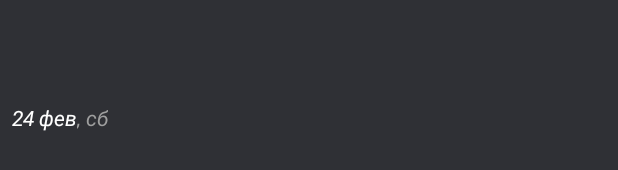
After one commit to vorahkaz0namor/TicketsOffers, an Android app: the layout flight_date.xml on its own in the app's theme, with its tools: preview values and no code run, on a phone screen of 412 x 824 dp. The commit adds this screen. Shown: the part 500-670 px from the top of the screen. Run offline under Robolectric (Android 15) with nearby library versions, the phone set to English and light mode, and no system bars.

Commit message:
Step R.017 - Was implemented comeback date presentation.

```diff
--- a/presentation/src/main/java/com/example/presentation/viewmodel/TicketsViewModel.kt
+++ b/presentation/src/main/java/com/example/presentation/viewmodel/TicketsViewModel.kt
@@ -97,6 +97,10 @@ class TicketsViewModel @Inject constructor(
         _dates.update { it.copy(comeback = dateTime) }
     }
 
+    fun clearFlightDates() {
+        _dates.update { Dates() }
+    }
+
     fun sheetIsShown() {
         _sheetIsShown.update { true }
     }
--- /dev/null
+++ b/presentation/src/main/res/layout/flight_date.xml
@@ -0,0 +1,27 @@
+<?xml version="1.0" encoding="utf-8"?>
+<LinearLayout xmlns:android="http://schemas.android.com/apk/res/android"
+    xmlns:tools="http://schemas.android.com/tools"
+    android:layout_width="match_parent"
+    android:layout_height="match_parent"
+    android:orientation="horizontal"
+    android:paddingHorizontal="@dimen/eight_dp"
+    android:layout_gravity="center"
+    tools:background="@color/color_2f3035"
+    >
+
+    <TextView
+        android:id="@+id/date"
+        android:layout_width="wrap_content"
+        android:layout_height="wrap_content"
+        style="@style/Widget.AppTheme.TextOnDetailCard"
+        tools:text="@string/takeoff_date_example" />
+
+    <TextView
+        android:id="@+id/week_day"
+        android:layout_width="wrap_content"
+        android:layout_height="wrap_content"
+        style="@style/Widget.AppTheme.TextOnDetailCard"
+        android:textColor="@color/color_9f9f9f"
+        tools:text="@string/takeoff_week_day_example" />
+
+</LinearLayout>
--- a/presentation/src/main/res/values/strings.xml
+++ b/presentation/src/main/res/values/strings.xml
@@ -9,8 +9,8 @@
     <string name="funny_title">Музыкально отлететь</string>
     <string name="point_image">Point image</string>
     <string name="flight_icon">Flight icon</string>
-    <!-- TODO: Remove or change this placeholder text -->
-    <string name="hello_blank_fragment">Hello blank fragment</string>
+    <string name="select_takeoff_date">Выберите дату вылета</string>
+    <string name="select_comeback_date">Выберите дату возвращения</string>
     <string name="comeback_the_word">обратно</string>
     <string name="add_comeback_date">Add comeback date</string>
     <string name="passengers_icon">Passengers icon</string>
@@ -20,7 +20,7 @@
     <string name="straight_ways">Прямые рельсы</string>
     <string name="takeoff_date_example">24 фев</string>
     <string name="takeoff_week_day_example">, сб</string>
-    <string name="takeoff_week_day">, %1$s</string>
+    <string name="week_day">, %1$s</string>
     <string name="show_all_tickets">Посмотреть все билеты</string>
     <string name="back_button">Back button</string>
 </resources>
```
Also changed, not shown: presentation/src/main/java/com/example/presentation/activity/TicketsOffersFragment.kt (+30 -13 lines), presentation/src/main/res/layout/set_details_layout.xml (+20 -25 lines).
